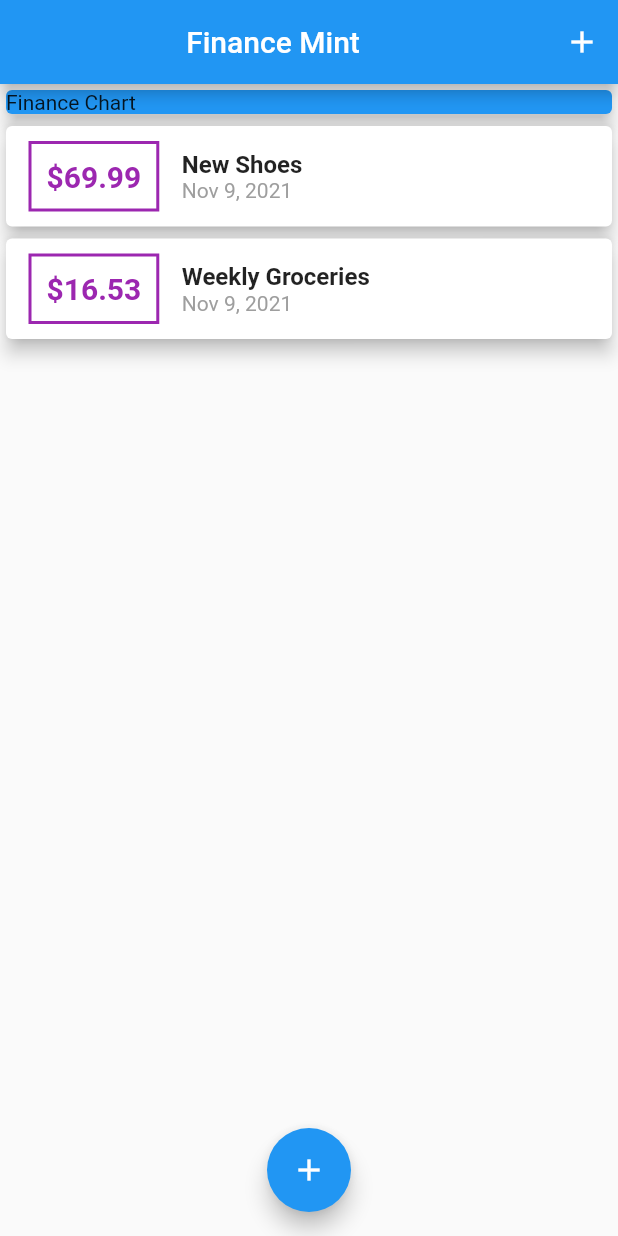
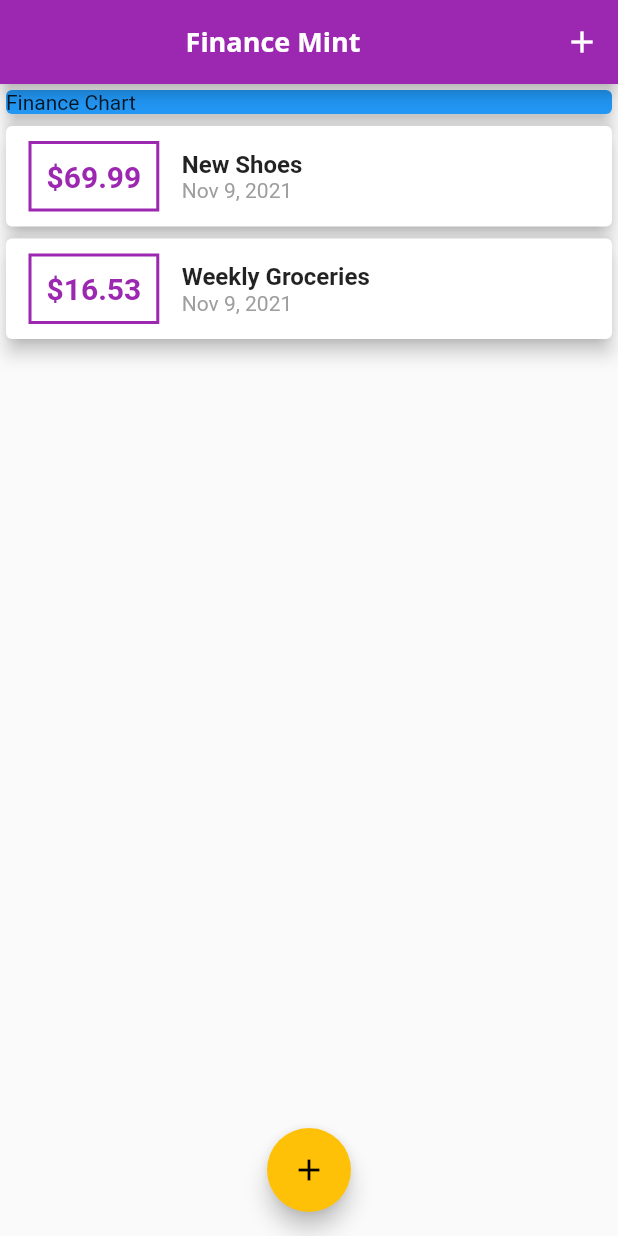
Before and after one commit to cmburch/MobileApps, a Flutter app: the screen it shows after launch, on a phone screen of 412 x 824 dp. Run offline on Flutter 3.47's test engine with Material 2 defaults, Android fonts, the phone set to English and light mode, and no system bars.

Commit message:
[finance_app_2] added color theme to global

```diff
--- a/finance_app_2/lib/main.dart
+++ b/finance_app_2/lib/main.dart
@@ -15,9 +15,23 @@ class MyApp extends StatelessWidget {
   // This widget is the root of your application.
   @override
   Widget build(BuildContext context) {
-    return const MaterialApp(
+    return MaterialApp(
       title: 'Finance App',
-      home: MyHomePage(),
+      theme: ThemeData(
+        fontFamily: 'Quicksand',
+        colorScheme: ColorScheme.fromSwatch(
+          primarySwatch: Colors.purple,
+          accentColor: Colors.amber
+        ).copyWith(secondary: Colors.amber),
+        textTheme: ThemeData.light().textTheme.copyWith(
+          headline6: const TextStyle(
+            fontFamily: 'OpenSans',
+            fontWeight: FontWeight.bold,
+            fontSize: 18,
+            ),
+        ),
+      ),
+      home: const MyHomePage(),
     );
   }
 }
```
